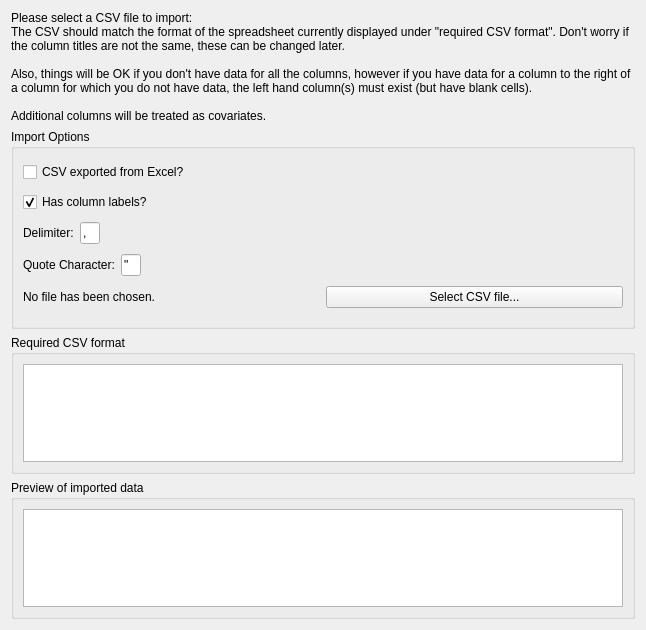
AliSalman-et-al/openmeta-analyst-community, file src/rc_metastudio/forms/csv_import_page.ui: the form before one commit.
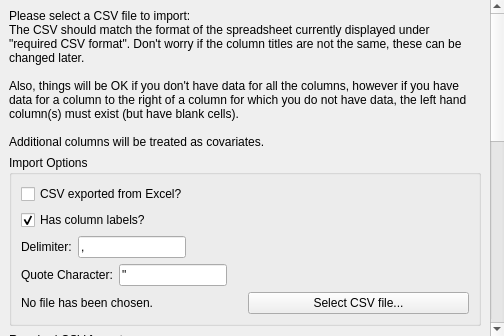
The form after the commit. Icons and pictures are not drawn.

```diff
--- a/src/rc_metastudio/forms/csv_import_page.ui
+++ b/src/rc_metastudio/forms/csv_import_page.ui
@@ -6,25 +6,31 @@
    <rect>
     <x>0</x>
     <y>0</y>
-    <width>646</width>
-    <height>630</height>
+    <width>0</width>
+    <height>0</height>
    </rect>
   </property>
-  <property name="minimumSize">
-   <size>
-    <width>500</width>
-    <height>630</height>
-   </size>
-  </property>
   <property name="windowTitle">
    <string>WizardPage</string>
   </property>
   <property name="title">
    <string>Choose CSV File</string>
   </property>
-  <layout class="QVBoxLayout" name="verticalLayout_2">
+  <layout class="QVBoxLayout" name="workflowPageLayout">
+   <property name="leftMargin"><number>0</number></property>
+   <property name="topMargin"><number>0</number></property>
+   <property name="rightMargin"><number>0</number></property>
+   <property name="bottomMargin"><number>0</number></property>
    <item>
-    <widget class="QLabel" name="instructions">
+    <widget class="QScrollArea" name="pageScrollArea">
+     <property name="focusPolicy"><enum>Qt::NoFocus</enum></property>
+     <property name="frameShape"><enum>QFrame::NoFrame</enum></property>
+     <property name="widgetResizable"><bool>true</bool></property>
+     <widget class="QWidget" name="pageScrollContent">
+      <property name="sizePolicy"><sizepolicy hsizetype="Ignored" vsizetype="Preferred"><horstretch>0</horstretch><verstretch>0</verstretch></sizepolicy></property>
+      <layout class="QVBoxLayout" name="verticalLayout_2">
+       <item>
+        <widget class="QLabel" name="instructions">
      <property name="text">
       <string>Please select a CSV file to import:
 The CSV should match the format of the spreadsheet currently displayed under &quot;required CSV format&quot;. Don't worry if the column titles are not the same, these can be changed later.
@@ -46,12 +52,6 @@
        <verstretch>0</verstretch>
       </sizepolicy>
      </property>
-     <property name="minimumSize">
-      <size>
-       <width>0</width>
-       <height>200</height>
-      </size>
-     </property>
      <property name="title">
       <string>Import Options</string>
      </property>
@@ -88,17 +88,12 @@
         <item>
          <widget class="QLineEdit" name="delimter_le">
           <property name="sizePolicy">
-           <sizepolicy hsizetype="Fixed" vsizetype="Fixed">
+           <sizepolicy hsizetype="Minimum" vsizetype="Fixed">
             <horstretch>0</horstretch>
             <verstretch>0</verstretch>
            </sizepolicy>
           </property>
-          <property name="maximumSize">
-           <size>
-            <width>20</width>
-            <height>16777215</height>
-           </size>
-          </property>
+          <property name="maxLength"><number>1</number></property>
           <property name="text">
            <string>,</string>
           </property>
@@ -134,17 +129,12 @@
         <item>
          <widget class="QLineEdit" name="quotechar_le">
           <property name="sizePolicy">
-           <sizepolicy hsizetype="Fixed" vsizetype="Fixed">
+           <sizepolicy hsizetype="Minimum" vsizetype="Fixed">
             <horstretch>0</horstretch>
             <verstretch>0</verstretch>
            </sizepolicy>
           </property>
-          <property name="maximumSize">
-           <size>
-            <width>20</width>
-            <height>16777215</height>
-           </size>
-          </property>
+          <property name="maxLength"><number>1</number></property>
           <property name="text">
            <string>&quot;</string>
           </property>
@@ -169,9 +159,10 @@
        <layout class="QHBoxLayout" name="horizontalLayout_2">
         <item>
          <widget class="QLabel" name="file_path_lbl">
-          <property name="text">
-           <string>No file has been chosen.</string>
-          </property>
+         <property name="text">
+          <string>No file has been chosen.</string>
+         </property>
+         <property name="wordWrap"><bool>true</bool></property>
           <property name="buddy">
            <cstring>select_file_btn</cstring>
           </property>
@@ -195,12 +186,6 @@
    </item>
    <item>
     <widget class="QGroupBox" name="groupBox_2">
-     <property name="minimumSize">
-      <size>
-       <width>0</width>
-       <height>120</height>
-      </size>
-     </property>
      <property name="title">
       <string>Required CSV format</string>
      </property>
@@ -208,24 +193,11 @@
       <item>
        <widget class="QTableWidget" name="required_fmt_table">
         <property name="sizePolicy">
-         <sizepolicy hsizetype="Minimum" vsizetype="Fixed">
+         <sizepolicy hsizetype="Minimum" vsizetype="MinimumExpanding">
           <horstretch>0</horstretch>
           <verstretch>0</verstretch>
          </sizepolicy>
         </property>
-        <property name="maximumSize">
-         <size>
-          <width>16777215</width>
-          <height>16777215</height>
-         </size>
-        </property>
-        <property name="font">
-         <font>
-          <pointsize>8</pointsize>
-          <weight>75</weight>
-          <bold>true</bold>
-         </font>
-        </property>
        </widget>
       </item>
      </layout>
@@ -245,16 +217,13 @@
           <verstretch>0</verstretch>
          </sizepolicy>
         </property>
-        <property name="font">
-         <font>
-          <pointsize>8</pointsize>
-          <weight>75</weight>
-          <bold>true</bold>
-         </font>
-        </property>
        </widget>
       </item>
      </layout>
+    </widget>
+   </item>
+      </layout>
+     </widget>
     </widget>
    </item>
   </layout>
```
Left out of the diff: 2 changed lines with no effect on the pictures.
